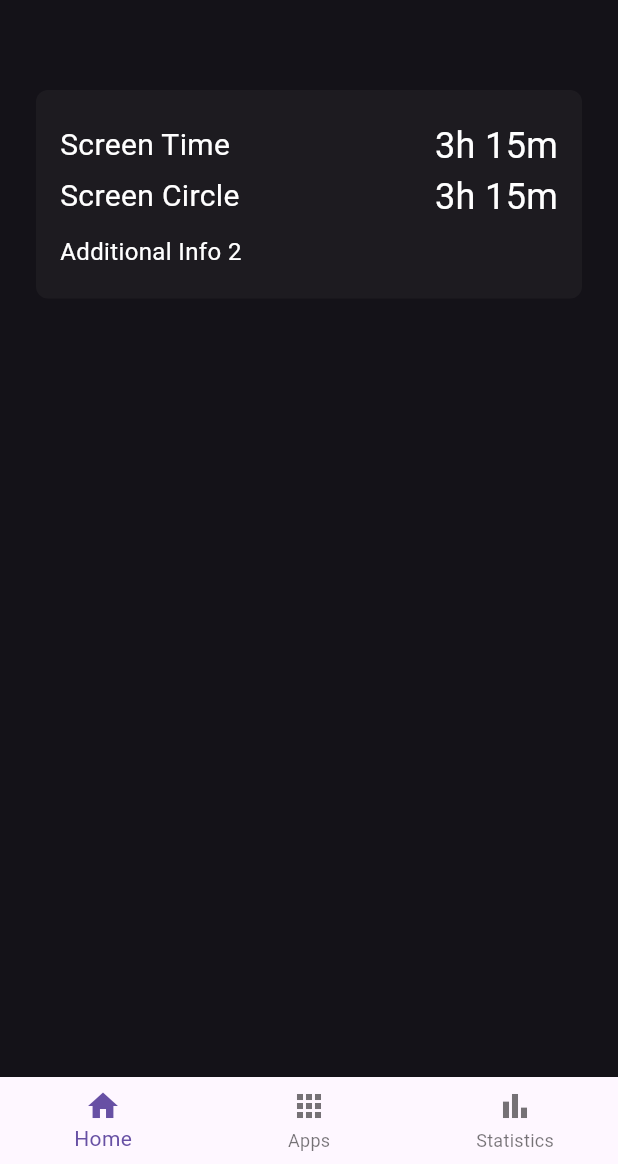
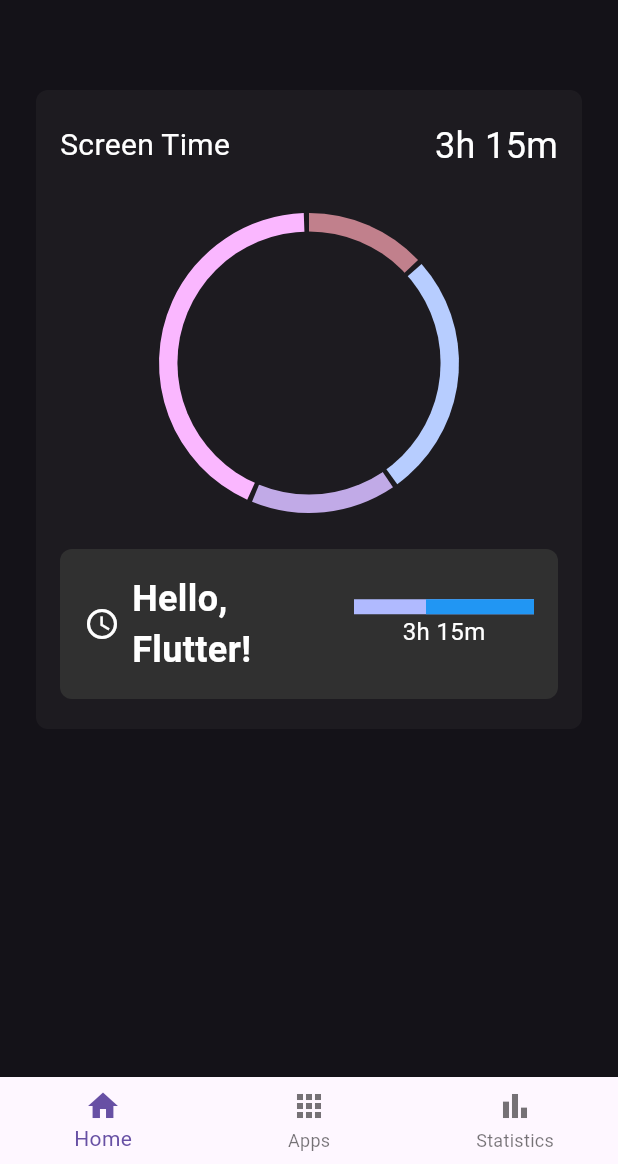
Before and after one commit to Edukasas/DeelayV2, a Flutter app: the screen it shows after launch, on a phone screen of 412 x 824 dp, the part 72-1236 px from its top. Run offline on Flutter 3.47's test engine with Material 3 defaults, Android fonts, the phone set to English and light mode, and no system bars.

Commit message:
build(limits chart): not completed section

```diff
--- a/lib/config/constants/colors.dart
+++ b/lib/config/constants/colors.dart
@@ -14,6 +14,37 @@ class Deelay {
   static const Color primaryLight =
       Color(0xFFE6E0E9); // Light variant of primary
 
-  // Other Colors
-  static const Color pink = Color(0xFFD0BCFF); // Pink color
+  static const Color pink = Color(0xFFD0BCFF);
+
+  static const Color chart000 = Color(0xFFC1808C);
+  static const Color chart050 = Color(0xFFB7CDFF);
+  static const Color chart100 = Color(0xFFC1AAE7);
+  static const Color chart150 = Color.fromARGB(255, 250, 183, 255);
+  static const Color chart200 = Color.fromARGB(255, 116, 96, 164);
+  static const Color chart250 = Color(0xFFD0BCFF);
+  static const Color chart300 = Color.fromARGB(255, 155, 231, 194);
+  static const Color chart350 = Color(0xFFD0BCFF);
+  static const Color chart400 = Color.fromARGB(255, 49, 40, 71);
+  static const Color chart450 = Color(0xFFD0BCFF);
+  static const Color chart500 = Color(0xFFD0BCFF);
+  static const Color chart550 = Color(0xFFD0BCFF);
+  static const Color chart600 = Color(0xFFD0BCFF);
+  static const Color chart650 = Color(0xFFD0BCFF);
+  static const Color chart700 = Color(0xFFD0BCFF);
+  static const Color chart750 = Color(0xFFD0BCFF);
+  static const Color chart800 = Color(0xFFD0BCFF);
+  static const Color chart850 = Color(0xFFD0BCFF);
+  static const Color chart900 = Color(0xFFD0BCFF);
+  static const Color chart950 = Color(0xFFD0BCFF);
+  static const Color chart999 = Color(0xFFD0BCFF);
 }
+
+// ignore: constant_identifier_names
+const List<Color> ColorsChart = [
+  Deelay.chart000, // Red
+  Deelay.chart050, // Blue
+  Deelay.chart100, // Green
+  Deelay.chart150, // Orange (changed to chart150 to avoid duplication)
+  Deelay.chart200, // Orange (changed to chart150 to avoid duplication)
+  Deelay.chart250, // Orange (changed to chart150 to avoid duplication)
+];
--- a/lib/widgets/screen_time_circle.dart
+++ b/lib/widgets/screen_time_circle.dart
@@ -10,33 +10,41 @@ class ScreenTimeCircle extends StatefulWidget {
 }
 
 class _ScreenTimeCircle extends State<ScreenTimeCircle> {
+  // Example array of screen time values
+  final List<int> values = [10, 20, 12, 32];
+
   @override
   Widget build(BuildContext context) {
+    // Calculate the total sum of values
+    int total = values.reduce((a, b) => a + b);
+
+    // Calculate the percentages for each value
+    List<double> percentages = values.map((value) => value / total).toList();
+
     return Container(
+      padding: const EdgeInsets.all(16),
       width: double.infinity,
       decoration: BoxDecoration(
         color: Deelay.neutral800, // Background color
         borderRadius: BorderRadius.circular(8), // Rounded corners
       ),
-      child: const Row(
-        mainAxisAlignment:
-            MainAxisAlignment.spaceBetween, // Space between children
-        crossAxisAlignment:
-            CrossAxisAlignment.center, // Align text to the start
+      child: Column(
         children: [
-          Text(
-            'Screen Circle',
-            style: TextStyle(
-              color: Deelay.neutral000,
-              fontSize: 20,
-            ),
+          // Existing Row with the title and time display
+          const Row(
+            mainAxisAlignment:
+                MainAxisAlignment.spaceBetween, // Space between children
+            crossAxisAlignment:
+                CrossAxisAlignment.center, // Align text to the start
+            children: [
+              SizedBox(height: 12), // Space between texts
+            ],
           ),
-          SizedBox(height: 8), // Space between texts
-          Text(
-            '3h 15m', // Display time here
-            style: TextStyle(
-              color: Deelay.neutral000,
-              fontSize: 24,
+          SizedBox(
+            height: 200,
+            width: 200,
+            child: CustomPaint(
+              painter: DonutChartPainter(percentages, ColorsChart),
             ),
           ),
         ],
@@ -44,3 +52,61 @@ class _ScreenTimeCircle extends State<ScreenTimeCircle> {
     );
   }
 }
+
+class DonutChartPainter extends CustomPainter {
+  final List<double> percentages;
+  final List<Color> colors;
+  final double gap;
+
+  DonutChartPainter(this.percentages, this.colors, {this.gap = 2});
+
+  @override
+  void paint(Canvas canvas, Size size) {
+    double startAngle = -90; // Start from the top (12 o'clock position)
+    final Paint paint = Paint()..style = PaintingStyle.fill;
+
+    // Draw the donut sections
+    for (int i = 0; i < percentages.length; i++) {
+      final sweepAngle = percentages[i] * 360;
+
+      // Calculate the effective sweep angle by subtracting the gap
+      final effectiveSweepAngle = sweepAngle - gap;
+
+      paint.color = colors[i % colors.length]; // Cycle through colors
+
+      // Draw the outer arc (donut part)
+      canvas.drawArc(
+        Rect.fromCircle(
+          center: Offset(size.width / 2, size.height / 2),
+          radius: size.width / 2,
+        ),
+        radians(startAngle), // Start angle in radians
+        radians(effectiveSweepAngle), // Sweep angle in radians
+        true,
+        paint,
+      );
+
+      // Move the start angle forward by the effective sweep angle and the gap
+      startAngle += effectiveSweepAngle + gap;
+    }
+
+    // Draw the inner circle (hole) to create a donut effect
+    final Paint holePaint = Paint()
+      ..color =
+          Deelay.neutral800 // Color of the hole, should match the background
+      ..style = PaintingStyle.fill;
+
+    canvas.drawCircle(
+      Offset(size.width / 2, size.height / 2),
+      size.width / 2.28, // Radius of the hole, adjust as needed
+      holePaint,
+    );
+  }
+
+  double radians(double degrees) => degrees * (3.1415926535897932 / 180.0);
+
+  @override
+  bool shouldRepaint(covariant CustomPainter oldDelegate) {
+    return true; // Always repaint when the data changes
+  }
+}
--- a/lib/widgets/screen_time_info.dart
+++ b/lib/widgets/screen_time_info.dart
@@ -0,0 +1,84 @@
+import 'package:flutter/material.dart';
+
+class ScreenTimeInfo extends StatefulWidget {
+  const ScreenTimeInfo({super.key});
+
+  @override
+  _ScreenTimeInfoState createState() => _ScreenTimeInfoState();
+}
+
+class _ScreenTimeInfoState extends State<ScreenTimeInfo> {
+  String displayText = 'Hello, Flutter!';
+  double percentage = 0.6;
+  double barWidth = 120;
+  String timeSpent = '3h 15m';
+
+  @override
+  Widget build(BuildContext context) {
+    double currentBarWidth = percentage * barWidth;
+    return Container(
+      padding: const EdgeInsets.all(16), // Padding inside the container
+      decoration: BoxDecoration(
+        color: Colors.grey[850], // Background color
+        borderRadius: BorderRadius.circular(8), // Rounded corners
+      ),
+      child: Row(
+        mainAxisAlignment:
+            MainAxisAlignment.spaceBetween, // Space between elements
+        children: [
+          // Icon Element
+          const Icon(
+            Icons.access_time, // Replace with your desired icon
+            color: Colors.white,
+            size: 24,
+          ),
+          // Text Element
+          Expanded(
+            child: Padding(
+              padding: const EdgeInsets.symmetric(horizontal: 8),
+              child: Text(
+                displayText,
+                style: const TextStyle(
+                  fontSize: 24,
+                  fontWeight: FontWeight.bold,
+                  color: Colors.white, // Text color
+                ),
+              ),
+            ),
+          ),
+          // Line with Percentage
+          Column(
+            mainAxisAlignment: MainAxisAlignment.center,
+            children: [
+              Stack(
+                alignment: Alignment.centerRight,
+                children: [
+                  // Background line
+                  Container(
+                    width: barWidth, // Total width of the line
+                    height: 10, // Height of the line
+                    color: const Color.fromARGB(
+                        255, 176, 186, 255), // Background color of the line
+                  ),
+                  // Filled portion starting from the right
+                  Container(
+                    width: currentBarWidth, // Width based on percentage
+                    height: 10,
+                    color: Colors.blue, // Color of the filled portion
+                  ),
+                ],
+              ),
+              Text(
+                timeSpent,
+                style: const TextStyle(
+                  fontSize: 16,
+                  color: Colors.white,
+                ),
+              ),
+            ],
+          ),
+        ],
+      ),
+    );
+  }
+}
--- a/lib/widgets/screen_time_section.dart
+++ b/lib/widgets/screen_time_section.dart
@@ -1,6 +1,7 @@
 import 'package:flutter/material.dart';
 import 'package:myapp/config/constants/colors.dart';
 import 'package:myapp/widgets/screen_time_circle.dart';
+import 'package:myapp/widgets/screen_time_info.dart';
 
 class ScreenTimeSection extends StatefulWidget {
   const ScreenTimeSection({super.key});
@@ -49,12 +50,9 @@ class _ScreenTimeSectionState extends State<ScreenTimeSection> {
           ),
           ScreenTimeCircle(),
           SizedBox(height: 8), // Space between additional texts
-          Text(
-            'Additional Info 2', // Second additional text
-            style: TextStyle(
-              color: Deelay.neutral000,
-              fontSize: 16,
-            ),
+          SizedBox(
+            height: 100, // Adjust height as needed
+            child: ScreenTimeInfo(),
           ),
         ],
       ),
```
